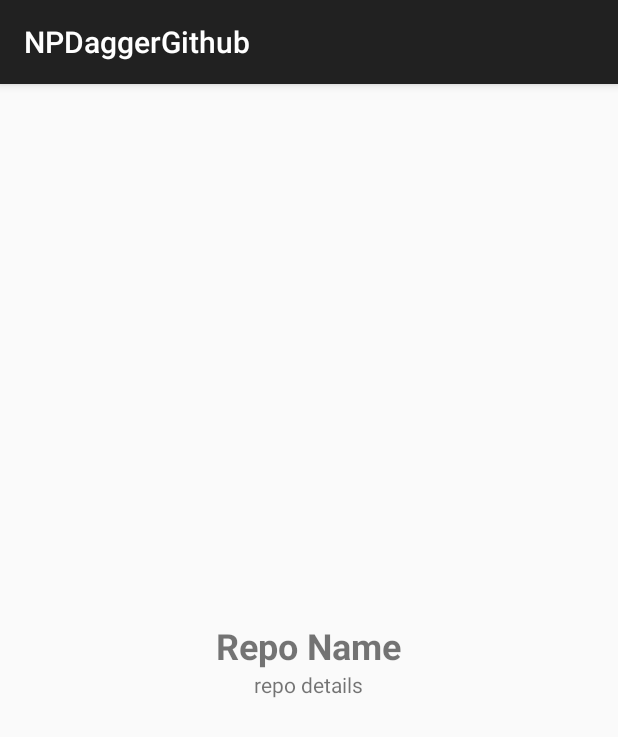
After one commit to nicopasso/NPDaggerGithub, an Android app: the RepositoriesDetailsActivity screen opened directly, with no data from a screen before it, on a phone screen of 412 x 824 dp. The commit adds this screen. Shown: the top 737 px of the screen. Run offline under Robolectric (Android 15) with nearby library versions, the phone set to English and light mode, and no system bars; our stand-ins replace ButterKnife, Dagger/Hilt's generated code; 2 statements that could not run were skipped.

Commit message:
Add ReposDetailsActivity + Module, Component, Presenter

```diff
--- a/app/src/main/AndroidManifest.xml
+++ b/app/src/main/AndroidManifest.xml
@@ -21,6 +21,8 @@
         </activity>
 
         <activity android:name=".Activities.RepositoriesListActivity"/>
+
+        <activity android:name=".Activities.RepositoriesDetailsActivity" />
     </application>
 
 </manifest>
--- /dev/null
+++ b/app/src/main/java/it/nicopasso/npdaggergithub/Activities/Components/RepositoriesDetailsActivityComponent.java
@@ -0,0 +1,24 @@
+package it.nicopasso.npdaggergithub.Activities.Components;
+
+import dagger.Component;
+import it.nicopasso.npdaggergithub.Activities.ActivityScope;
+import it.nicopasso.npdaggergithub.Activities.Modules.RepositoriesDetailsActivityModule;
+import it.nicopasso.npdaggergithub.Activities.Presenters.RepositoriesDetailsActivityPresenter;
+import it.nicopasso.npdaggergithub.Activities.RepositoriesDetailsActivity;
+import it.nicopasso.npdaggergithub.ApplicationComponent;
+
+/**
+ * Created by niccolo on 25/06/15.
+ */
+@ActivityScope
+@Component(
+        modules = RepositoriesDetailsActivityModule.class,
+        dependencies = ApplicationComponent.class
+)
+public interface RepositoriesDetailsActivityComponent {
+
+        RepositoriesDetailsActivity inject(RepositoriesDetailsActivity repositoriesDetailsActivity);
+
+        RepositoriesDetailsActivityPresenter presenter();
+
+}
--- /dev/null
+++ b/app/src/main/java/it/nicopasso/npdaggergithub/Activities/Modules/RepositoriesDetailsActivityModule.java
@@ -0,0 +1,34 @@
+package it.nicopasso.npdaggergithub.Activities.Modules;
+
+import dagger.Module;
+import dagger.Provides;
+import it.nicopasso.npdaggergithub.Activities.ActivityScope;
+import it.nicopasso.npdaggergithub.Activities.Presenters.RepositoriesDetailsActivityPresenter;
+import it.nicopasso.npdaggergithub.Activities.RepositoriesDetailsActivity;
+import it.nicopasso.npdaggergithub.Activities.RepositoriesListActivity;
+
+/**
+ * Created by niccolo on 25/06/15.
+ */
+@Module
+public class RepositoriesDetailsActivityModule {
+
+    private RepositoriesDetailsActivity repositoriesDetailsActivity;
+
+    public RepositoriesDetailsActivityModule(RepositoriesDetailsActivity repositoriesDetailsActivity) {
+        this.repositoriesDetailsActivity = repositoriesDetailsActivity;
+    }
+
+    @Provides
+    @ActivityScope
+    RepositoriesDetailsActivity providesRepositoryDetailsActivity() {
+        return repositoriesDetailsActivity;
+    }
+
+    @Provides
+    @ActivityScope
+    RepositoriesDetailsActivityPresenter providesRepositoriesDetailsActivityPresenter() {
+        return new RepositoriesDetailsActivityPresenter(repositoriesDetailsActivity);
+    }
+
+}
--- /dev/null
+++ b/app/src/main/java/it/nicopasso/npdaggergithub/Activities/Presenters/RepositoriesDetailsActivityPresenter.java
@@ -0,0 +1,16 @@
+package it.nicopasso.npdaggergithub.Activities.Presenters;
+
+import it.nicopasso.npdaggergithub.Activities.RepositoriesDetailsActivity;
+
+/**
+ * Created by niccolo on 25/06/15.
+ */
+public class RepositoriesDetailsActivityPresenter {
+
+    private RepositoriesDetailsActivity repositoriesDetailsActivity;
+
+    public RepositoriesDetailsActivityPresenter(RepositoriesDetailsActivity repositoriesDetailsActivity) {
+        this.repositoriesDetailsActivity = repositoriesDetailsActivity;
+    }
+
+}
--- /dev/null
+++ b/app/src/main/java/it/nicopasso/npdaggergithub/Activities/RepositoriesDetailsActivity.java
@@ -0,0 +1,66 @@
+package it.nicopasso.npdaggergithub.Activities;
+
+import android.app.Activity;
+import android.content.Intent;
+import android.os.Bundle;
+import android.support.v7.app.AppCompatActivity;
+import android.widget.TextView;
+
+import javax.inject.Inject;
+
+import butterknife.ButterKnife;
+import butterknife.InjectView;
+import it.nicopasso.npdaggergithub.Activities.Components.DaggerRepositoriesDetailsActivityComponent;
+import it.nicopasso.npdaggergithub.Activities.Modules.RepositoriesDetailsActivityModule;
+import it.nicopasso.npdaggergithub.Activities.Presenters.RepositoriesDetailsActivityPresenter;
+import it.nicopasso.npdaggergithub.ApplicationComponent;
+import it.nicopasso.npdaggergithub.Model.Repository;
+import it.nicopasso.npdaggergithub.R;
+
+/**
+ * Created by niccolo on 25/06/15.
+ */
+public class RepositoriesDetailsActivity extends BaseActivity {
+
+    private static final String ARG_REPOS = "arg_repos";
+
+    @InjectView(R.id.repo_name_text)
+    TextView mRepoNameText;
+    @InjectView(R.id.repo_detail_text)
+    TextView mRepoDetailsText;
+
+    @Inject
+    RepositoriesDetailsActivityPresenter presenter;
+
+    private Repository repository;
+
+    public static void startWithRepository(Repository repository, Activity startingActivity) {
+        Intent intent = new Intent(startingActivity, RepositoriesDetailsActivity.class);
+        intent.putExtra(ARG_REPOS, repository);
+        startingActivity.startActivity(intent);
+    }
+
+    @Override
+    protected void onCreate(Bundle savedInstanceState) {
+        super.onCreate(savedInstanceState);
+
+        setContentView(R.layout.activity_details_repos);
+
+        ButterKnife.inject(this);
+
+        repository = getIntent().getParcelableExtra(ARG_REPOS);
+        mRepoNameText.setText(repository.name());
+        mRepoDetailsText.setText(repository.url());
+    }
+
+    @Override
+    protected void setupActivityComponent(ApplicationComponent applicationComponent) {
+        DaggerRepositoriesDetailsActivityComponent.builder()
+                .applicationComponent(applicationComponent)
+                .repositoriesDetailsActivityModule(new RepositoriesDetailsActivityModule(this))
+                .build()
+                .inject(this);
+    }
+
+
+}
--- a/app/src/main/java/it/nicopasso/npdaggergithub/Activities/RepositoriesListActivity.java
+++ b/app/src/main/java/it/nicopasso/npdaggergithub/Activities/RepositoriesListActivity.java
@@ -84,6 +84,6 @@ public class RepositoriesListActivity extends BaseActivity {
     @OnItemClick(R.id.repos_list)
     public void onRepositoryPressed(int position) {
         Repository repository = repositoriesListAdapter.getItem(position);
-        //TODO: open DetailsActivity
+        RepositoriesDetailsActivity.startWithRepository(repository, this);
     }
 }
--- /dev/null
+++ b/app/src/main/res/layout/activity_details_repos.xml
@@ -0,0 +1,26 @@
+<?xml version="1.0" encoding="utf-8"?>
+<LinearLayout xmlns:android="http://schemas.android.com/apk/res/android"
+    xmlns:tools="http://schemas.android.com/tools"
+    android:layout_width="match_parent"
+    android:layout_height="match_parent"
+    android:gravity="center"
+    android:orientation="vertical"
+    tools:context=".RepositoryDetailsActivity">
+
+
+    <TextView
+        android:id="@+id/repo_name_text"
+        android:layout_width="wrap_content"
+        android:layout_height="wrap_content"
+        android:text="Repo Name"
+        android:textSize="24sp"
+        android:textStyle="bold"/>
+
+
+    <TextView
+        android:id="@+id/repo_detail_text"
+        android:layout_width="wrap_content"
+        android:layout_height="wrap_content"
+        android:text="repo details"
+        android:textSize="14sp" />
+</LinearLayout>
```
